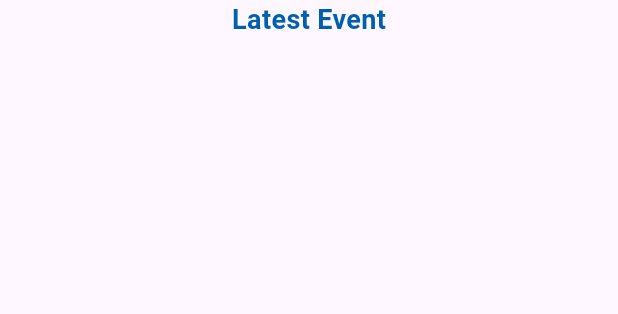
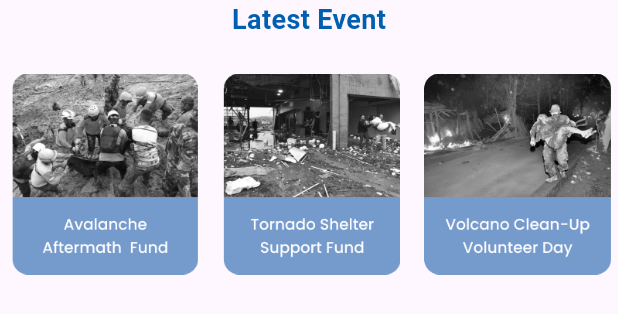
Before and after one commit to badriyahhm/PBM-Projects, a Flutter app: the LatestEvent widget shown alone on an empty page, opened directly, on a phone screen of 412 x 824 dp. Shown: the top 314 px of the screen. Run offline on Flutter 3.47's test engine with Material 3 defaults, Android fonts, the phone set to English and light mode, and no system bars.

Commit message:
Menambah class LatestEvent

```diff
--- a/tugas_2/lib/main.dart
+++ b/tugas_2/lib/main.dart
@@ -212,6 +212,7 @@
   @override
   Widget build(BuildContext context) {
     return Container(
+      padding: EdgeInsets.fromLTRB(0, 0, 0, 20),
       child: Column(
         children: [
           Text(
@@ -222,13 +223,30 @@
               color: Color(0xFF0060AF),
             ),
           ),
-          const SizedBox(
-            height: 30,
+          SizedBox(
+            height: 15,
           ),
           Container(
-            child: Row(
+            height: 150,
+            child: ListView(
+              scrollDirection: Axis.horizontal,
               children: [
-                Container(),
+                Padding(
+                  padding: const EdgeInsets.all(8.0),
+                  child: Image.asset('assets/avalanche.png'),
+                ),
+                Padding(
+                  padding: const EdgeInsets.all(8.0),
+                  child: Image.asset('assets/tornado.png'),
+                ),
+                Padding(
+                  padding: const EdgeInsets.all(8.0),
+                  child: Image.asset('assets/volcano.png'),
+                ),
+                Padding(
+                  padding: const EdgeInsets.all(8.0),
+                  child: Image.asset('assets/avalanche.png'),
+                ),
               ],
             ),
           )
```
